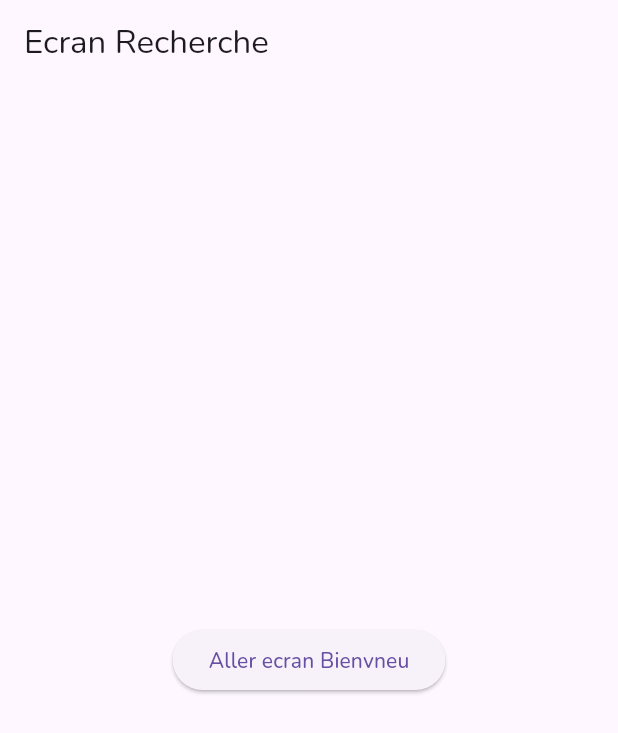
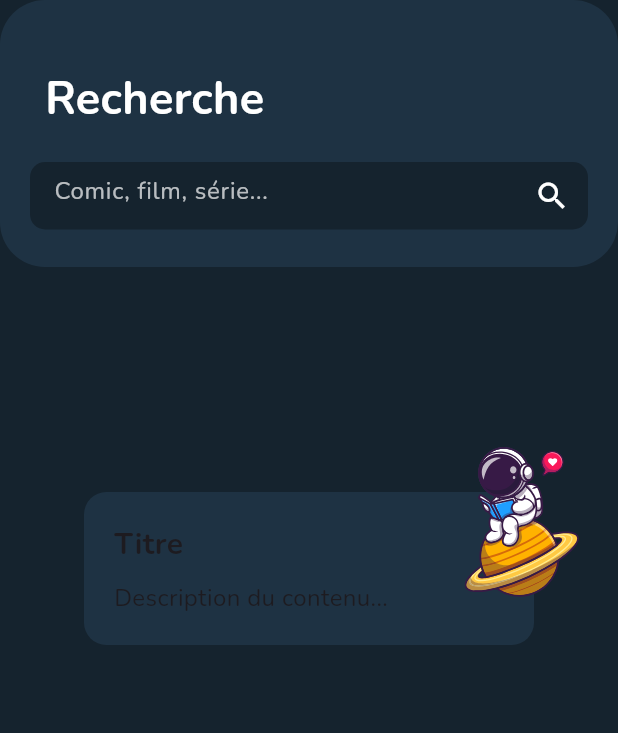
Before and after one commit to ange980/Spoortyyy, a Flutter app: the SearchPage screen opened by its route, on a phone screen of 412 x 824 dp. Shown: the top 733 px of the screen. Run offline on Flutter 3.47's test engine with Material 3 defaults, Android fonts, the light colour scheme and no system bars; our stand-ins replace blur, flutter_svg, go_router.

Commit message:
page recherche première partie pas d'écran de chargment et de résultat

```diff
--- a/lib/main.dart
+++ b/lib/main.dart
@@ -117,6 +117,7 @@ class _HomePageState extends State<HomePage> {
                 ),
                 color: AppColors.bottomBarBackground,
               ),
+
               child: BottomNavigationBar(
                 backgroundColor: Colors.transparent,
                 currentIndex: _currentTabPosition,
@@ -149,7 +150,7 @@ class _HomePageState extends State<HomePage> {
       case AppTabs.movies:
         return MoviesPage();
       case AppTabs.search:
-        return Center(child: Text('Recherche'));
+        return SearchPage();
     }
   }
 }
--- a/lib/movies.dart
+++ b/lib/movies.dart
@@ -29,7 +29,7 @@ class MoviesPage extends StatelessWidget {
             Align(
               alignment: Alignment.centerLeft,
               child: Padding(
-                padding: const EdgeInsets.all(8.0),
+                padding: const EdgeInsets.only(top:40,left: 40,right: 50 ),
                 child: Text(
                   'Films les plus populaires',
                   style: TextStyle(
--- a/lib/search.dart
+++ b/lib/search.dart
@@ -1,21 +1,139 @@
 import 'package:flutter/material.dart';
+import 'package:flutter_svg/svg.dart';
+import 'package:untitled/main.dart';
 
 ///PAGE RECHERCHE
 class SearchPage extends StatelessWidget {
+  const SearchPage({super.key});
+
   @override
   Widget build(BuildContext context) {
     return Scaffold(
-      appBar: AppBar(
-        title: Text('Ecran Recherche '),
-      ),
-      body: Center(
-        child: ElevatedButton(
-          child: Text('Aller ecran Bienvneu'),
-          onPressed: () {
-            Navigator.pop(context);
-          },
-        ),
+      backgroundColor: AppColors.screenBackground,
+      body: Column(
+        children: [
+          SearchBarContainer(),
+          SizedBox(height: 150),
+          Column(
+            children: [
+              // Espacement pour des raisons de visibilité
+              Container(
+                width: 300,
+                padding: EdgeInsets.all(20),
+                decoration: BoxDecoration(
+                  color: AppColors.cardBackground,
+                  borderRadius: BorderRadius.circular(15),
+                ),
+                child: Stack(
+                  clipBehavior: Clip.none, // Permettre le dépassement de l'image
+                  children: [
+                    Positioned(
+                      top: -50,
+                      right: -50, // Positionner l'image à l'extérieur du conteneur
+                      child: SvgPicture.asset(
+                        'assets/svg/astronaut.svg',
+                        height: 100,
+                      ),
+                    ),
+                    Column(
+                      crossAxisAlignment: CrossAxisAlignment.start,
+                      children: [
+                        Text(
+                          "Titre",
+                          style: TextStyle(
+                            fontSize: 20,
+                            fontWeight: FontWeight.bold,
+                          ),
+                        ),
+                        SizedBox(height: 10),
+                        Text(
+                          "Description du contenu...",
+                          style: TextStyle(fontSize: 16),
+                        ),
+                      ],
+                    ),
+                  ],
+                ),
+              ),
+            ],
+          ),
+        ],
       ),
     );
   }
 }
+
+
+
+
+
+
+class SearchBarContainer extends StatelessWidget {
+  @override
+  Widget build(BuildContext context) {
+    return Container(
+      width: 500, // Largeur du conteneur
+      padding: EdgeInsets.all(20.0),
+      decoration: BoxDecoration(
+        color: AppColors.cardBackground, // Couleur de fond du conteneur
+        borderRadius: BorderRadius.circular(30.0), // Bordure arrondie
+      ),
+      child: Column(
+        crossAxisAlignment: CrossAxisAlignment.start,
+        children: [
+          Padding(
+      padding: EdgeInsets.only(top:25,left: 10),
+      child: Text(
+            'Recherche', // Texte au-dessus de la barre de recherche
+            style: TextStyle(
+                color: Colors.white,
+                fontSize: 30.0,
+              fontWeight: FontWeight.bold,
+            ),
+          ),
+          ),
+          SizedBox(height: 20.0), // Espacement entre le texte et la barre de recherche
+          SearchBar(),
+          SizedBox(height: 5.0),
+        ],
+      ),
+    );
+  }
+}
+
+class SearchBar extends StatefulWidget {
+  @override
+  _SearchBarState createState() => _SearchBarState();
+}
+
+class _SearchBarState extends State<SearchBar> {
+  TextEditingController _controller = TextEditingController();
+
+  @override
+  Widget build(BuildContext context) {
+    return Container(
+      height: 45,
+      child: TextField(
+      controller: _controller,
+      style: TextStyle(color: Colors.white), // Couleur du texte de recherche
+      decoration: InputDecoration(
+        hintText: 'Comic, film, série...',
+        hintStyle: TextStyle(color: Colors.white70), // Couleur du texte d'indice
+        suffixIcon: IconButton(
+          icon: Icon(Icons.search, color: Colors.white), // Couleur de l'icône de recherche
+          onPressed: () {
+            // Mettre ici le code à exécuter lors de la recherche
+            print('Recherche: ${_controller.text}');
+          },
+        ),
+        filled: true,
+        fillColor: AppColors.screenBackground, // Couleur de fond de la barre de recherche
+        border: OutlineInputBorder(
+          borderRadius: BorderRadius.circular(10.0),
+          borderSide: BorderSide.none, // Enlever la bordure
+        ),
+      ),
+    )
+    );
+  }
+}
--- a/pubspec.yaml
+++ b/pubspec.yaml
@@ -63,7 +63,7 @@ flutter:
   uses-material-design: true
   assets:
     - assets/svg/
-    - assets/image/
+    - assets/font/
 
 
   # To add assets to your application, add an assets section, like this:
```
